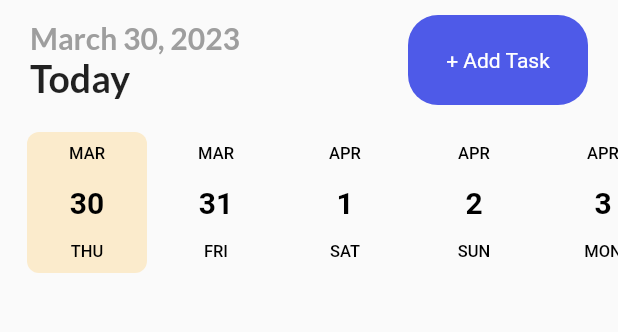
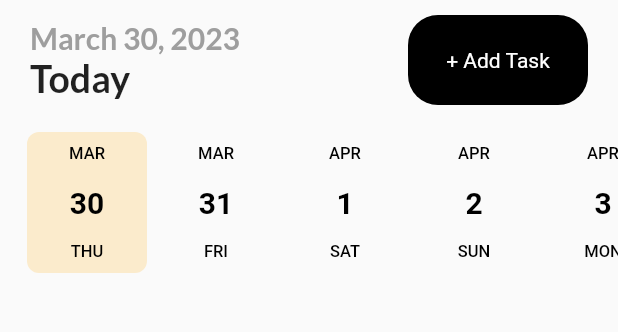
Before and after one commit to YuZaGa/Habito, a Flutter app: the screen it shows after launch, on a phone screen of 412 x 824 dp, the part 84-416 px from its top. Run offline on Flutter 3.47's test engine with Material 2 defaults, Android fonts, the phone set to English and light mode, and no system bars; drawn by our look-alikes of date_picker_timeline; our stand-ins replace flutter_slidable, get, google_fonts, hive, hive_flutter; accounts and stored records are empty.

Commit message:
Updated button color

```diff
--- a/lib/screens/home.dart
+++ b/lib/screens/home.dart
@@ -35,7 +35,6 @@ _showTask() {
       builder: (context, Box<Task> box, _) {
         List<Task> tasks = box.values.toList();
         return ListView.builder(
-          //padding: EdgeInsets.symmetric(horizontal: 10, vertical: 10),
           itemCount: tasks.length,
           itemBuilder: (context, index) {
             Task task = tasks[index];
--- a/lib/screens/widgets/button.dart
+++ b/lib/screens/widgets/button.dart
@@ -17,7 +17,7 @@ class MyButton extends StatelessWidget {
         height: 60,
         decoration: BoxDecoration(
           borderRadius: BorderRadius.circular(20),
-          color: Color(0xFF4e5ae8),
+          color: Colors.black,
         ),
         child: Center(
           child: Text(
```
